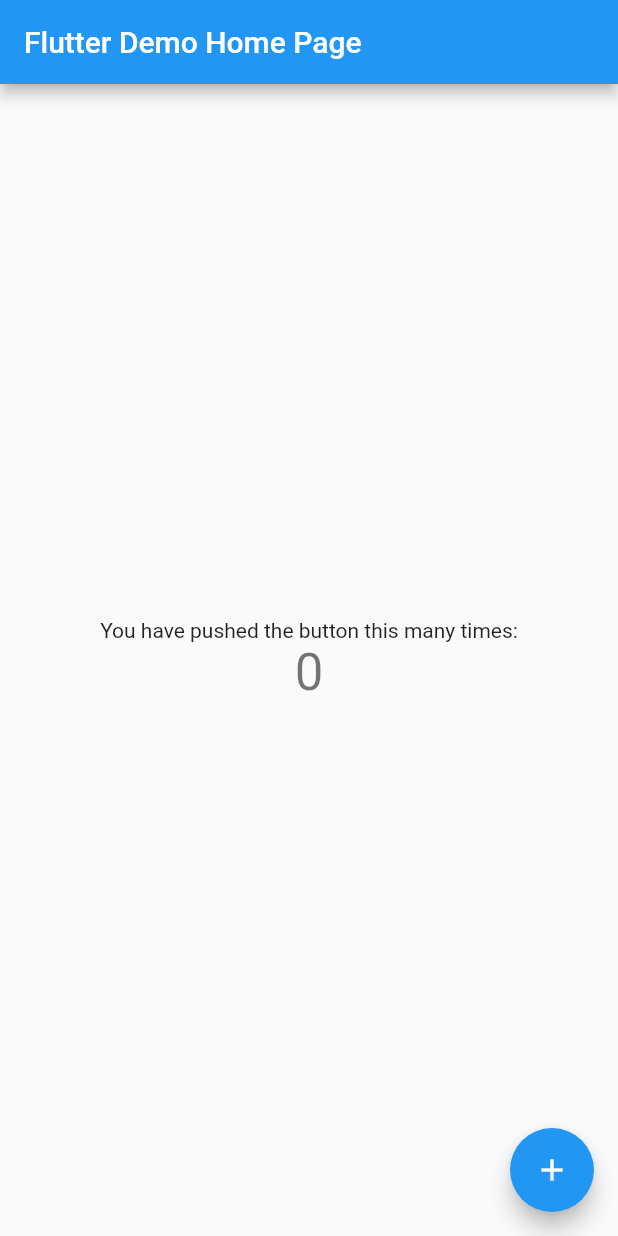
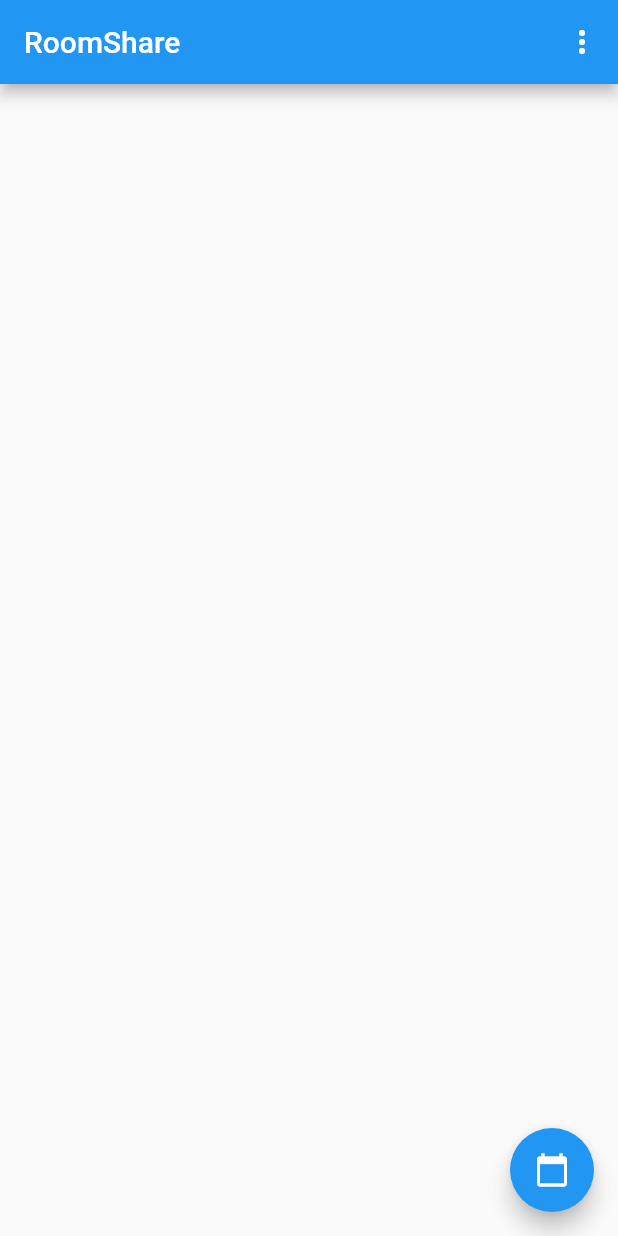
Before and after one commit to Hinox13/Cosas, a Flutter app: the screen it shows after launch, on a phone screen of 412 x 824 dp. Run offline on Flutter 3.47's test engine with Material 2 defaults, Android fonts, the phone set to English and light mode, and no system bars.

Commit message:
Pantalla principal ben feta layout

```diff
--- a/lib/main.dart
+++ b/lib/main.dart
@@ -7,105 +7,75 @@ class MyApp extends StatelessWidget {
   @override
   Widget build(BuildContext context) {
     return MaterialApp(
-      title: 'Flutter Demo',
+      title: 'RoomShare',
       theme: ThemeData(
-        // This is the theme of your application.
-        //
-        // Try running your application with "flutter run". You'll see the
-        // application has a blue toolbar. Then, without quitting the app, try
-        // changing the primarySwatch below to Colors.green and then invoke
-        // "hot reload" (press "r" in the console where you ran "flutter run",
-        // or simply save your changes to "hot reload" in a Flutter IDE).
-        // Notice that the counter didn't reset back to zero; the application
-        // is not restarted.
         primarySwatch: Colors.blue,
       ),
-      home: MyHomePage(title: 'Flutter Demo Home Page'),
+      home: MainScreen(),
     );
   }
 }
 
-class MyHomePage extends StatefulWidget {
-  MyHomePage({Key key, this.title}) : super(key: key);
-
-  // This widget is the home page of your application. It is stateful, meaning
-  // that it has a State object (defined below) that contains fields that affect
-  // how it looks.
-
-  // This class is the configuration for the state. It holds the values (in this
-  // case the title) provided by the parent (in this case the App widget) and
-  // used by the build method of the State. Fields in a Widget subclass are
-  // always marked "final".
-
-  final String title;
-
+class MainScreen extends StatefulWidget {
   @override
-  _MyHomePageState createState() => _MyHomePageState();
+  _MainScreenState createState() => _MainScreenState();
 }
 
-class _MyHomePageState extends State<MyHomePage> {
-  int _counter = 0;
-
-  void _incrementCounter() {
-    setState(() {
-      // This call to setState tells the Flutter framework that something has
-      // changed in this State, which causes it to rerun the build method below
-      // so that the display can reflect the updated values. If we changed
-      // _counter without calling setState(), then the build method would not be
-      // called again, and so nothing would appear to happen.
-      _counter++;
-    });
-  }
-
+class _MainScreenState extends State<MainScreen> {
   @override
   Widget build(BuildContext context) {
-    // This method is rerun every time setState is called, for instance as done
-    // by the _incrementCounter method above.
-    //
-    // The Flutter framework has been optimized to make rerunning build methods
-    // fast, so that you can just rebuild anything that needs updating rather
-    // than having to individually change instances of widgets.
     return Scaffold(
-      appBar: AppBar(
-        // Here we take the value from the MyHomePage object that was created by
-        // the App.build method, and use it to set our appbar title.
-        title: Text(widget.title),
-      ),
-      body: Center(
-        // Center is a layout widget. It takes a single child and positions it
-        // in the middle of the parent.
-        child: Column(
-          // Column is also a layout widget. It takes a list of children and
-          // arranges them vertically. By default, it sizes itself to fit its
-          // children horizontally, and tries to be as tall as its parent.
-          //
-          // Invoke "debug painting" (press "p" in the console, choose the
-          // "Toggle Debug Paint" action from the Flutter Inspector in Android
-          // Studio, or the "Toggle Debug Paint" command in Visual Studio Code)
-          // to see the wireframe for each widget.
-          //
-          // Column has various properties to control how it sizes itself and
-          // how it positions its children. Here we use mainAxisAlignment to
-          // center the children vertically; the main axis here is the vertical
-          // axis because Columns are vertical (the cross axis would be
-          // horizontal).
-          mainAxisAlignment: MainAxisAlignment.center,
-          children: <Widget>[
-            Text(
-              'You have pushed the button this many times:',
-            ),
-            Text(
-              '$_counter',
-              style: Theme.of(context).textTheme.display1,
-            ),
+        appBar: AppBar(
+          title: Text('RoomShare'),
+          actions: <Widget>[
+            //Widget para el desplegable
+            PopupMenuButton<String>(
+                color: Colors.white,
+                icon: Icon(
+                  Icons.more_vert,
+                  color: Colors.white,
+                ),
+                itemBuilder: (context) => [
+                      PopupMenuItem(
+                        value: 'Afegir',
+                        child: Text("Afegir grup"),
+                      ),
+                      PopupMenuItem(
+                        value: 'Eliminar',
+                        child: Text("Eliminar grup"),
+                      ),
+                      PopupMenuItem(
+                        value: 'Perfil',
+                        child: Text("Perfil"),
+                      ),
+                    ],
+                //Creacion de que hacer con el valor obtenido
+                onSelected: (value) {
+                  switch (value) {
+                    case 'Afegir':
+                      {
+                        print('Afegir');
+                      }
+                      break;
+                    case 'Eliminar':
+                      {
+                        print('Eliminar');
+                      }
+                      break;
+                    case 'Perfil':
+                      {
+                        print('Perfil');
+                      }
+                      break;
+                    default:
+                      {}
+                  }
+                }),
           ],
         ),
-      ),
-      floatingActionButton: FloatingActionButton(
-        onPressed: _incrementCounter,
-        tooltip: 'Increment',
-        child: Icon(Icons.add),
-      ), // This trailing comma makes auto-formatting nicer for build methods.
-    );
+        floatingActionButton: FloatingActionButton(
+          child: Icon(Icons.calendar_today),
+          onPressed: () {},
+        ));
   }
 }
```
Also changed, not shown: 1 other file.
